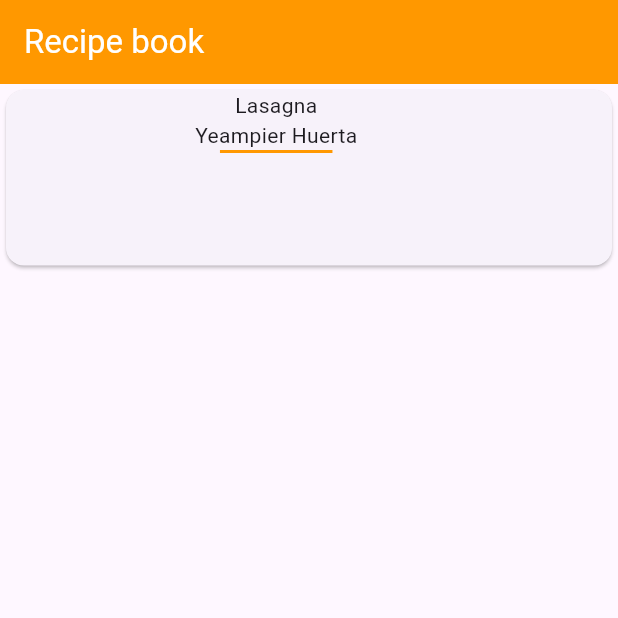
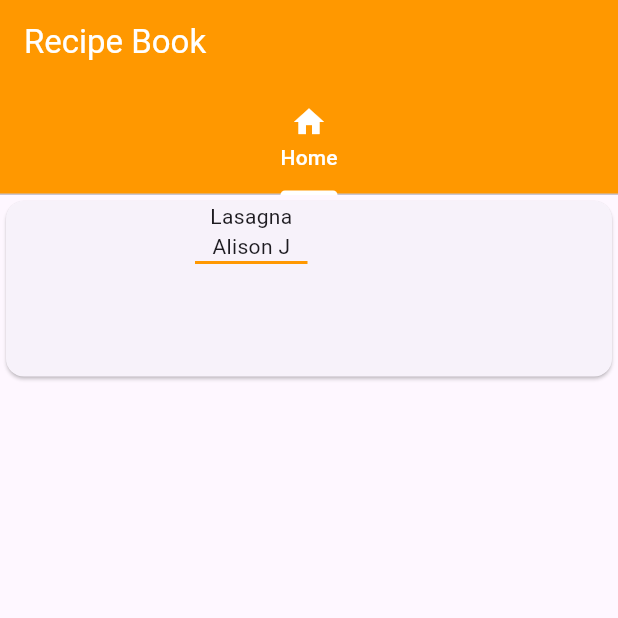
Before and after one commit to Yeampier2022/recipe_book_flutter, a Flutter app: the screen it shows after launch, on a phone screen of 412 x 824 dp, the top half of it. Run offline on Flutter 3.47's test engine with Material 3 defaults, Android fonts, the phone set to English and light mode, and no system bars.

Commit message:
feat: add navigation home screen

```diff
--- a/lib/main.dart
+++ b/lib/main.dart
@@ -1,4 +1,5 @@
 import 'package:flutter/material.dart';
+import 'package:recipe_book/screens/home_screen.dart';
 
 void main() => runApp(const MyApp());
 
@@ -7,11 +8,10 @@ class MyApp extends StatelessWidget {
 
   @override
   Widget build(BuildContext context) {
-    return MaterialApp(
-      debugShowCheckedModeBanner: false,
-      title: "Recipe book",
-      home: RecipeBook(),
-    );
+    return const MaterialApp(
+        debugShowCheckedModeBanner: false,
+        title: 'Hola Mundo',
+        home: RecipeBook());
   }
 }
 
@@ -20,32 +20,24 @@ class RecipeBook extends StatelessWidget {
 
   @override
   Widget build(BuildContext context) {
-    return Scaffold(
-      appBar: AppBar(
-        backgroundColor: Colors.orange,
-        title: Text("Recipe book", style: TextStyle(color: Colors.white)),
-      ),
-      body: Container(width: MediaQuery.of(context).size.width, height: 125, child: Card(child: Row(children: <Widget>[
-        Container(
-          height: 125,
-          width: 100,
-          child: ClipRRect(
-            borderRadius: BorderRadius.circular(10),
-            child: Container(),
+    return DefaultTabController(
+      length: 4,
+      child: Scaffold(
+        appBar: AppBar(
+          backgroundColor: Colors.orange,
+          title: Text(
+            'Recipe Book',
+            style: TextStyle(color: Colors.white),
           ),
+          bottom: TabBar(
+            indicatorColor: Colors.white,
+            labelColor: Colors.white,
+            unselectedLabelColor: Colors.white,
+            tabs:[
+            Tab(icon: Icon(Icons.home), text: 'Home',)
+          ]),
         ),
-        SizedBox(width: 26,),
-        Column(children: <Widget>[
-          Text('Lasagna'),
-          Text('Yeampier Huerta'),
-        Container(
-          height: 2,
-          width: 75,
-          color: Colors.orange,
-
-        )
-        ],)
-      ],),),),
+        body: TabBarView(children: [HomeScreen()])),
     );
   }
 }
--- /dev/null
+++ b/lib/screens/home_screen.dart
@@ -0,0 +1,44 @@
+import 'package:flutter/material.dart';
+
+class HomeScreen extends StatelessWidget {
+  const HomeScreen({super.key});
+
+  @override
+  Widget build(BuildContext context) {
+    return Scaffold(
+      body: Container(
+          width: MediaQuery.of(context).size.width,
+          height: 125,
+          child: Card(
+            child: Row(
+              children: <Widget>[
+                Container(
+                  height: 125,
+                  width: 100,
+                  child: ClipRRect(
+                    borderRadius: BorderRadius.circular(10),
+                    child: Container(),
+                  ),
+                ),
+                SizedBox(
+                  width: 26,
+                ),
+                Column(
+                  children: <Widget>[
+                    Text('Lasagna'),
+                    Text('Alison J'),
+                    Container(
+                      height: 2,
+                      width: 75,
+                      color: Colors.orange,
+                    )
+                  ],
+                )
+              ],
+            ),
+          ),
+        ),
+    );
+
+  }
+}
```
